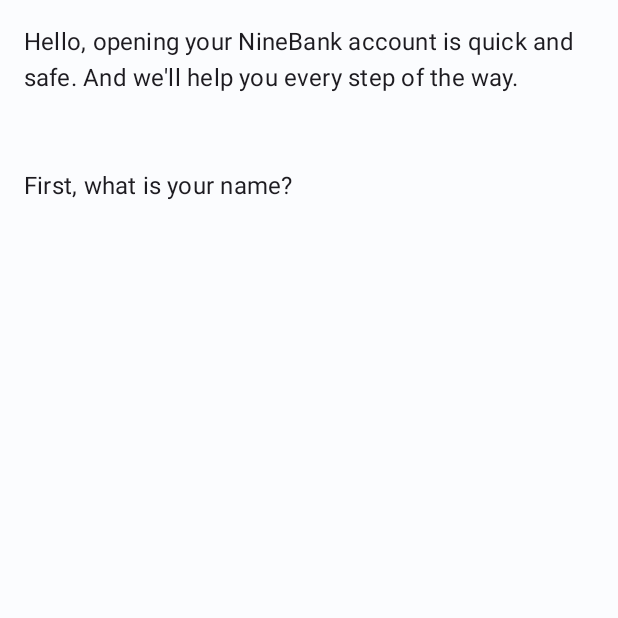
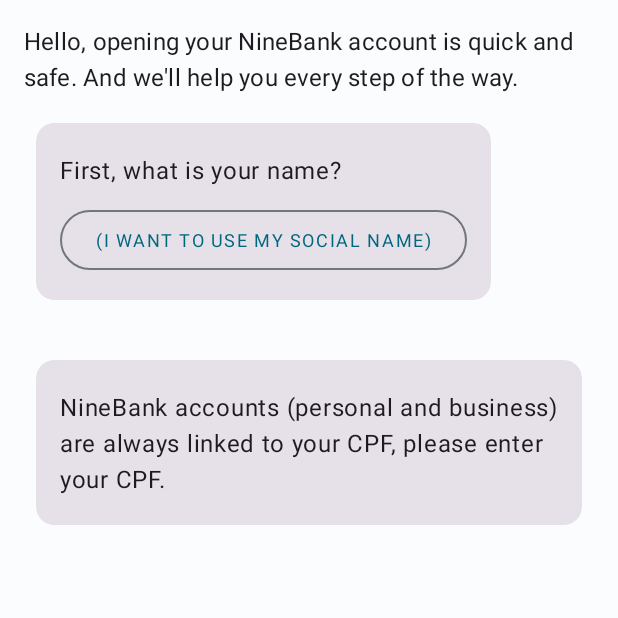
Before and after one commit to JohnnyRoque/ninebank, an Android app: the OpenAccountFragment screen opened through its navigation route, on a phone screen of 412 x 824 dp, the top half of it. Run offline under Robolectric (Android 15) with nearby library versions, the phone set to English and light mode, and no system bars; our stand-ins replace data binding; Roboto replaces fonts that are not available here.

Commit message:
implemented a recyclerView in open account Fragment.

```diff
--- a/app/src/main/java/com/example/newninebank/EnterAccountFragment.kt
+++ b/app/src/main/java/com/example/newninebank/EnterAccountFragment.kt
@@ -7,6 +7,7 @@ import android.view.View
 import android.view.ViewGroup
 import androidx.databinding.DataBindingUtil
 import androidx.fragment.app.activityViewModels
+import androidx.navigation.fragment.findNavController
 import com.example.newninebank.DialogFragmentNineBank.Companion.DIALOGFRAGMENT
 import com.example.newninebank.databinding.FragmentEnterAccountBinding
 import com.example.newninebank.model.NineBankViewModel
@@ -38,10 +39,11 @@ class EnterAccountFragment : Fragment() {
             enterFragment = this@EnterAccountFragment
             navToFragmentName = "HomeFragment"
         }
+        binding.buttonOpenAccount.setOnClickListener {
+            val action = EnterAccountFragmentDirections.actionEnterAccountFragmentToOpenAccountFragment()
+            findNavController().navigate(action)
+        }
 
-        binding.buttonEnterAccount.setOnClickListener {
-            DialogFragmentNineBank(false,null).show(parentFragmentManager,DIALOGFRAGMENT)
-        }
         super.onViewCreated(view, savedInstanceState)
     }
 }
--- a/app/src/main/java/com/example/newninebank/HomeFragment.kt
+++ b/app/src/main/java/com/example/newninebank/HomeFragment.kt
@@ -37,7 +37,7 @@ class HomeFragment : Fragment() {
             viewModel = sharedViewModel
             lifecycleOwner = viewLifecycleOwner
             buttonRecyclerAdapter = NineBankRecyclerView(requireContext())
-            textRecyclerAdapter = TextRecyclerView(requireContext())
+            textRecyclerAdapter = TextRecyclerView(requireContext(), dataSetOpenAccount = null)
             homeFragment = this@HomeFragment
             navToFragmentName = "FinancialStatement"
         }
--- a/app/src/main/java/com/example/newninebank/OpenAccountFragment.kt
+++ b/app/src/main/java/com/example/newninebank/OpenAccountFragment.kt
@@ -5,18 +5,31 @@ import androidx.fragment.app.Fragment
 import android.view.LayoutInflater
 import android.view.View
 import android.view.ViewGroup
+import androidx.databinding.DataBindingUtil
+import androidx.fragment.app.activityViewModels
+import com.example.newninebank.databinding.FragmentOpenAccountBinding
+import com.example.newninebank.model.DataSet
+import com.example.newninebank.model.NineBankViewModel
 
 class OpenAccountFragment : Fragment() {
-
-    override fun onCreate(savedInstanceState: Bundle?) {
-        super.onCreate(savedInstanceState)
-    }
+    var _binding : FragmentOpenAccountBinding? = null
+    val binding get() = _binding!!
+    val sharedViewModel : NineBankViewModel by activityViewModels()
 
     override fun onCreateView(
         inflater: LayoutInflater, container: ViewGroup?,
         savedInstanceState: Bundle?
-    ): View? {
+    ): View{
+        _binding = DataBindingUtil.inflate(inflater,R.layout.fragment_open_account,container,false)
         // Inflate the layout for this fragment
-        return inflater.inflate(R.layout.fragment_open_account, container, false)
+        return binding.root
+    }
+
+    override fun onViewCreated(view: View, savedInstanceState: Bundle?) {
+        binding.apply {
+            viewModel = sharedViewModel
+        }
+        binding.openAccountRecycler.adapter = TextRecyclerView(requireContext(), dataSetOpenAccount = DataSet().loadTextsOpenAccount())
+        super.onViewCreated(view, savedInstanceState)
     }
 }
--- a/app/src/main/java/com/example/newninebank/TextRecyclerView.kt
+++ b/app/src/main/java/com/example/newninebank/TextRecyclerView.kt
@@ -3,31 +3,58 @@ package com.example.newninebank
 import android.content.Context
 import android.view.LayoutInflater
 import android.view.View
+import android.view.View.VISIBLE
 import android.view.ViewGroup
 import androidx.recyclerview.widget.RecyclerView
 import com.example.newninebank.model.DataModel
 import com.example.newninebank.model.DataSet
-import com.google.android.material.card.MaterialCardView
+import com.example.newninebank.model.OpenAccountModel
+import com.google.android.material.button.MaterialButton
 import com.google.android.material.textview.MaterialTextView
 
-class TextRecyclerView( private val context: Context,private val dataSetList: List<DataModel> = DataSet().loadTexts()): RecyclerView.Adapter<TextRecyclerView.TextRecyclerViewHolder>() {
-    class TextRecyclerViewHolder(view: View):RecyclerView.ViewHolder(view){
+class TextRecyclerView(
+    private val context: Context,
+    private val dataSetList: List<DataModel> = DataSet().loadTexts(),
+    private val dataSetOpenAccount: List<OpenAccountModel>?
+) : RecyclerView.Adapter<TextRecyclerView.TextRecyclerViewHolder>() {
+    class TextRecyclerViewHolder(view: View) : RecyclerView.ViewHolder(view) {
+        val materialButton: MaterialButton = view.findViewById(R.id.button_social_name)
         val materialText: MaterialTextView = view.findViewById(R.id.material_text_id)
     }
 
     override fun onCreateViewHolder(parent: ViewGroup, viewType: Int): TextRecyclerViewHolder {
         val layoutInflater = LayoutInflater.from(parent.context)
-            .inflate(R.layout.recycler_text_design,parent,false)
+            .inflate(R.layout.recycler_text_design, parent, false)
         return TextRecyclerViewHolder(layoutInflater)
     }
 
     override fun getItemCount(): Int {
-        return dataSetList.size
+        return if (dataSetOpenAccount.isNullOrEmpty()) {
+            dataSetList.size
+
+        } else {
+            dataSetOpenAccount.size
+        }
+
     }
 
     override fun onBindViewHolder(holder: TextRecyclerViewHolder, position: Int) {
-        val item = dataSetList[position]
-        holder.materialText.text = context.getText(item.name)
+        when {
+            !dataSetOpenAccount.isNullOrEmpty() -> {
+                val item = dataSetOpenAccount[position]
+                holder.materialText.text = context.getText(item.text)
+                if (item.haveAButton) {
+                    holder.materialButton.visibility = VISIBLE
+                    holder.materialButton.setText(item.buttonText!!)
+                }
+            }
+
+            else -> {
+                val item = dataSetList[position]
+                holder.materialText.text = context.getText(item.name)
+            }
+        }
+
 
     }
 }
--- a/app/src/main/java/com/example/newninebank/model/DataModel.kt
+++ b/app/src/main/java/com/example/newninebank/model/DataModel.kt
@@ -12,3 +12,9 @@ data class TransactionModel(
     val transactionContent:String,
     val value :String
     )
+
+data class OpenAccountModel(
+    val text: Int,
+    val buttonText: Int?,
+    val haveAButton:Boolean
+)
--- a/app/src/main/java/com/example/newninebank/model/DataSet.kt
+++ b/app/src/main/java/com/example/newninebank/model/DataSet.kt
@@ -21,6 +21,15 @@ class DataSet {
         return listOf(
             DataModel(R.string.ninebank_slogan),
             DataModel(R.string.ninebank_slogan),
-            DataModel(R.string.ninebank_slogan))
+            DataModel(R.string.ninebank_slogan)
+        )
+    }
+
+    fun loadTextsOpenAccount(): List<OpenAccountModel> {
+        return listOf(
+            OpenAccountModel(R.string.open_account_name, R.string.social_name_button_text, true),
+            OpenAccountModel(R.string.open_account_cpf, R.string.social_name_button_text, false)
+        )
+
     }
 }
--- a/app/src/main/java/com/example/newninebank/model/NineBankViewModel.kt
+++ b/app/src/main/java/com/example/newninebank/model/NineBankViewModel.kt
@@ -58,8 +58,7 @@ class NineBankViewModel : ViewModel() {
         NumberFormat.getCurrencyInstance().format(it)
     }
 
-    private val _transactionHistoryList =
-        MutableLiveData<MutableList<TransactionModel>>(mutableListOf())
+    private val _transactionHistoryList = MutableLiveData<MutableList<TransactionModel>>(mutableListOf())
 
     fun transformList(): List<TransactionModel> {
         return _transactionHistoryList.value!!.toList()
--- a/app/src/main/res/layout/fragment_enter_account.xml
+++ b/app/src/main/res/layout/fragment_enter_account.xml
@@ -29,7 +29,6 @@
             android:layout_width="320dp"
             android:layout_height="wrap_content"
             android:layout_gravity="center"
-            android:onClick="@{() -> viewModel.onClickNavigate(enterFragment,navToFragmentName)}"
             android:text="@string/open_account_text"
             android:textAppearance="?attr/textAppearanceButton"
             app:layout_constraintBottom_toBottomOf="parent"
@@ -41,6 +40,7 @@
         <com.google.android.material.button.MaterialButton
             android:id="@+id/button_enter_account"
             android:layout_width="250dp"
+            android:onClick="@{() -> viewModel.onClickNavigate(enterFragment,navToFragmentName)}"
             android:textAppearance="?attr/textAppearanceButton"
             style="@style/Widget.Material3.Button.OutlinedButton"
             android:layout_height="wrap_content"
--- a/app/src/main/res/layout/fragment_open_account.xml
+++ b/app/src/main/res/layout/fragment_open_account.xml
@@ -1,11 +1,20 @@
 <?xml version="1.0" encoding="utf-8"?>
 
-<androidx.constraintlayout.widget.ConstraintLayout xmlns:android="http://schemas.android.com/apk/res/android"
+<layout xmlns:android="http://schemas.android.com/apk/res/android"
     xmlns:app="http://schemas.android.com/apk/res-auto"
-    xmlns:tools="http://schemas.android.com/tools"
+    xmlns:tools="http://schemas.android.com/tools">
+
+    <data>
+        <variable
+            name="viewModel"
+            type="com.example.newninebank.model.NineBankViewModel" />
+
+    </data>
+
+    <androidx.constraintlayout.widget.ConstraintLayout
         android:layout_width="match_parent"
+        android:layout_height="match_parent"
         android:layout_margin="16dp"
-    android:layout_height="match_parent"
         tools:context=".OpenAccountFragment">
 
         <com.google.android.material.textview.MaterialTextView
@@ -16,15 +25,28 @@
             android:textAppearance="?attr/textAppearanceTitleMedium"
             app:layout_constraintTop_toTopOf="parent" />
 
-    <com.google.android.material.textview.MaterialTextView
-        android:id="@+id/open_account_name_textview"
+
+        <androidx.recyclerview.widget.RecyclerView
+            android:id="@+id/open_account_recycler"
+            android:overScrollMode="never"
             android:layout_width="match_parent"
-        android:layout_height="wrap_content"
-        android:layout_marginTop="50dp"
-        android:text="@string/open_account_name"
-        android:textAppearance="?attr/textAppearanceSubtitle1"
-        app:layout_constraintTop_toBottomOf="@id/open_account_title_textview"
-        tools:layout_editor_absoluteX="0dp" />
+            android:layout_height="0dp"
+            android:orientation="vertical"
+            app:layoutManager="androidx.recyclerview.widget.LinearLayoutManager"
+            app:layout_constraintBottom_toBottomOf="parent"
+            app:layout_constraintTop_toBottomOf="@+id/open_account_title_textview" />
+
+
+        <!--    <com.google.android.material.textview.MaterialTextView-->
+        <!--        android:id="@+id/open_account_name_textview"-->
+        <!--        android:layout_width="match_parent"-->
+        <!--        android:layout_height="wrap_content"-->
+        <!--        android:layout_marginTop="50dp"-->
+        <!--        android:text="@string/open_account_name"-->
+        <!--        android:textAppearance="?attr/textAppearanceSubtitle1"-->
+        <!--        app:layout_constraintTop_toBottomOf="@id/open_account_title_textview"-->
+        <!--        tools:layout_editor_absoluteX="0dp" />-->
 
 
     </androidx.constraintlayout.widget.ConstraintLayout>
+</layout>
--- a/app/src/main/res/layout/recycler_text_design.xml
+++ b/app/src/main/res/layout/recycler_text_design.xml
@@ -3,20 +3,42 @@
     android:id="@+id/text_material_card"
     xmlns:android="http://schemas.android.com/apk/res/android"
     style="@style/Widget.Material3.CardView.Filled"
-    android:layout_width="320dp"
+    android:layout_width="wrap_content"
     android:clickable="true"
+    android:layout_marginHorizontal="8dp"
+    android:layout_marginVertical="20dp"
     android:background="?attr/selectableItemBackground"
-    android:layout_margin="8dp"
     android:layout_gravity="center"
     android:layout_height="wrap_content">
 
-    <com.google.android.material.textview.MaterialTextView
-        android:id="@+id/material_text_id"
-        android:padding="20dp"
+    <androidx.appcompat.widget.LinearLayoutCompat
         android:layout_width="match_parent"
-        android:layout_height="wrap_content"
-        android:layout_gravity="center"
-        android:text="@string/ninebank_slogan"
-        android:textSize="16sp" />
+        android:layout_margin="8dp"
+        android:layout_height="match_parent"
+        android:orientation="vertical">
+
+        <com.google.android.material.textview.MaterialTextView
+            android:id="@+id/material_text_id"
+            android:layout_marginHorizontal="8dp"
+            android:layout_width="match_parent"
+            android:textAppearance="?attr/textAppearanceBodyLarge"
+            android:layout_marginVertical="12dp"
+            android:layout_height="wrap_content"
+            android:text="@string/open_account_name"
+            />
+
+        <com.google.android.material.button.MaterialButton
+            android:id="@+id/button_social_name"
+            android:visibility="gone"
+            android:layout_width="wrap_content"
+            style="@style/Widget.Material3.Button.OutlinedButton"
+            android:layout_marginHorizontal="8dp"
+            android:layout_marginBottom="8dp"
+            android:layout_height="wrap_content"
+            android:textSize="12sp"
+            android:layout_gravity="start"
+            android:text="@string/social_name_button_text"
+            android:textAppearance="?attr/textAppearanceButton" />
+    </androidx.appcompat.widget.LinearLayoutCompat>
 
 </com.google.android.material.card.MaterialCardView>
--- a/app/src/main/res/values/strings.xml
+++ b/app/src/main/res/values/strings.xml
@@ -25,7 +25,7 @@
     <string name="available_balance_dialog">Available Balance %1$s</string>
     <string name="history_text">History</string>
     <string name="search_text">Search</string>
-    <string name="ninebank_slogan">Ninebank. Together we make the world a better place.</string>
+    <string name="ninebank_slogan">Ninebank. Together we make the\nworld a better place.</string>
     <string name="hello_blank_fragment">Hello blank fragment</string>
 
     <string name="open_account_title">Hello, opening your NineBank account is quick and safe. And we\'ll help you every step of the way.</string>
```
Lines whose indentation alone changed are shown as unchanged.
